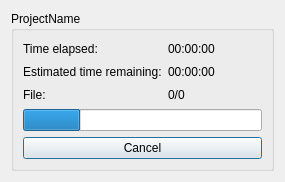
The window that linty/ProgressWindow.ui (Ayymoose/PC-Lint-GUI) describes before a commit, drawn with Qt 5.
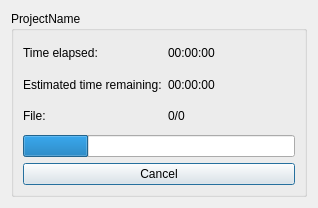
The same window after the commit.

```diff
--- a/linty/ProgressWindow.ui
+++ b/linty/ProgressWindow.ui
@@ -6,8 +6,8 @@
    <rect>
     <x>0</x>
     <y>0</y>
-    <width>285</width>
-    <height>182</height>
+    <width>318</width>
+    <height>208</height>
    </rect>
   </property>
   <property name="windowTitle">
@@ -18,7 +18,7 @@
     <widget class="QGroupBox" name="lintGroupBox">
      <property name="maximumSize">
       <size>
-       <width>280</width>
+       <width>300</width>
        <height>16777215</height>
       </size>
      </property>
```
